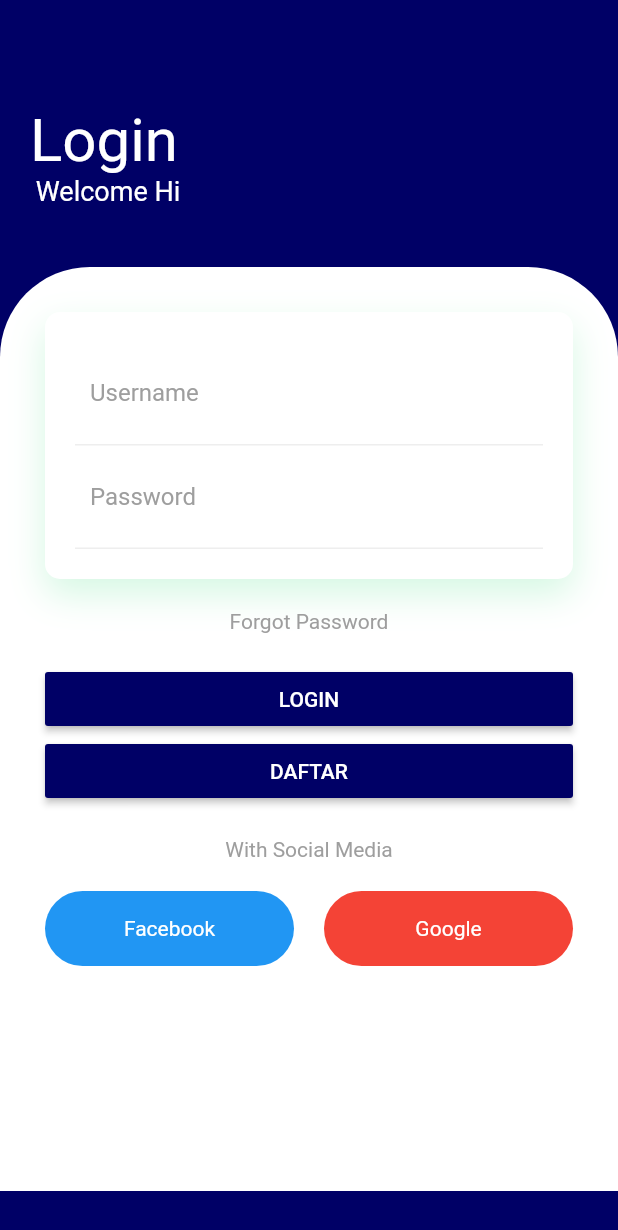
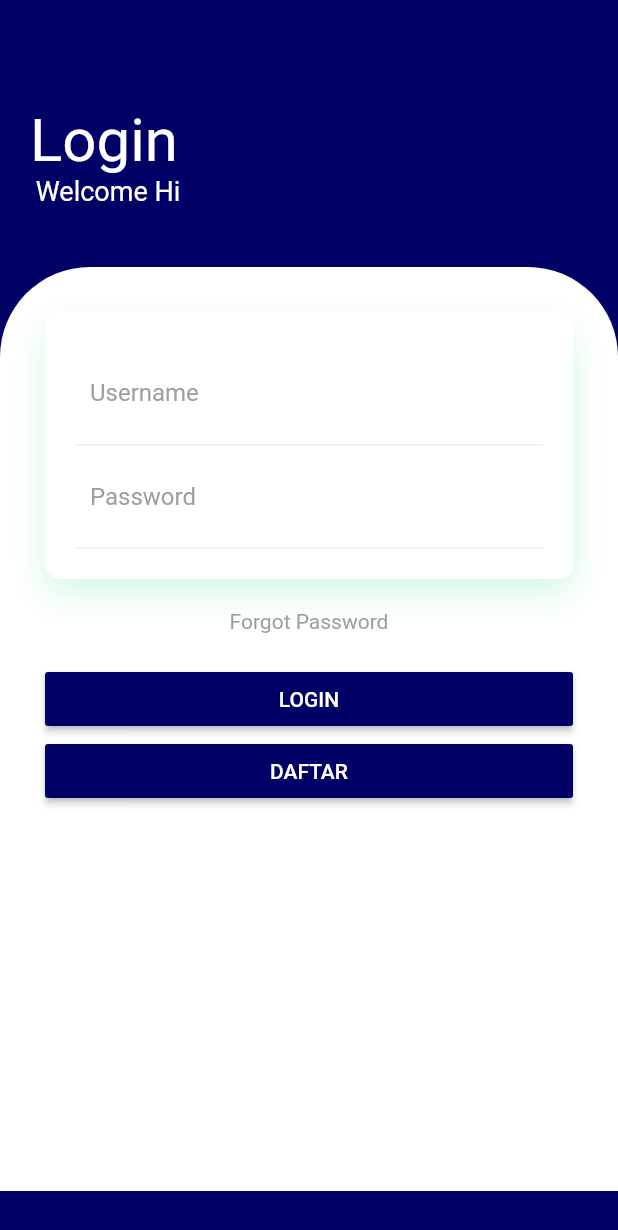
Before and after one commit to yanajuliyana/UAS_ECOMERCE, a Flutter app: the screen it shows after launch, on a phone screen of 412 x 824 dp. Shown: the top 1230 px of the screen. Run offline on Flutter 3.47's test engine with Material 2 defaults, Android fonts, the phone set to English and light mode, and no system bars; our stand-ins replace flutter_svg, fluttertoast, image_picker, simple_animations; project files that could hold a hidden picture were left out.

Commit message:
merubah page dadftar

```diff
--- a/lib/screens/home/components/LoginPage.dart
+++ b/lib/screens/home/components/LoginPage.dart
@@ -153,8 +153,6 @@ import 'package:shop_app/PageHome.dart';
 import 'package:shop_app/constants.dart';
 import 'package:shop_app/screens/form/animation.dart';
 import 'package:shop_app/screens/home/components/Daftar.dart';
-import 'package:shop_app/screens/home/components/register.dart';
-import 'package:shop_app/screens/home/home_screen.dart';
 
 class Signin extends StatefulWidget {
   Signin({Key key, this.title}) : super(key: key);
@@ -328,47 +326,6 @@ class _SigninState extends State<Signin> with TickerProviderStateMixin {
                                 style: TextStyle(color: Colors.white),
                               )),
                         ),
-                        SizedBox(height: 20),
-                        Text("With Social Media",
-                            style: TextStyle(color: Colors.grey)),
-                        SizedBox(height: 20),
-                        FadeAnimation(
-                            1,
-                            Row(
-                              children: <Widget>[
-                                Expanded(
-                                  child: Container(
-                                    height: 50,
-                                    decoration: BoxDecoration(
-                                        borderRadius: BorderRadius.circular(50),
-                                        color: Colors.blue),
-                                    child: Center(
-                                      child: Center(
-                                        child: Text(
-                                          "Facebook",
-                                          style: TextStyle(color: Colors.white),
-                                        ),
-                                      ),
-                                    ),
-                                  ),
-                                ),
-                                SizedBox(width: 20),
-                                Expanded(
-                                  child: Container(
-                                    height: 50,
-                                    decoration: BoxDecoration(
-                                        borderRadius: BorderRadius.circular(50),
-                                        color: Colors.red),
-                                    child: Center(
-                                      child: Text(
-                                        "Google",
-                                        style: TextStyle(color: Colors.white),
-                                      ),
-                                    ),
-                                  ),
-                                ),
-                              ],
-                            )),
                       ],
                     )),
               ),
```
Also changed, not shown: lib/screens/home/components/Daftar.dart (+38 -27 lines).
